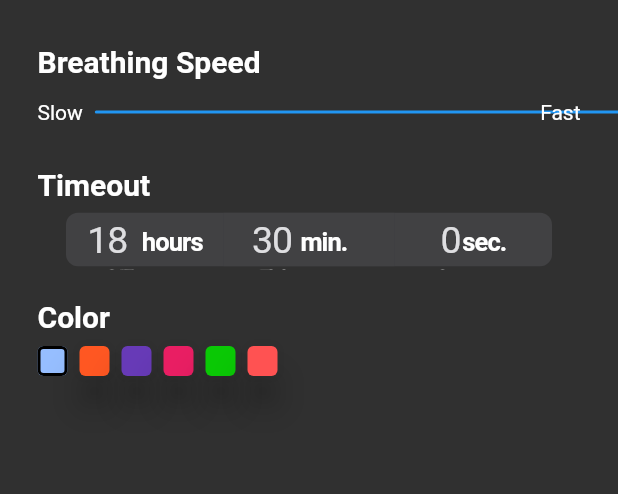
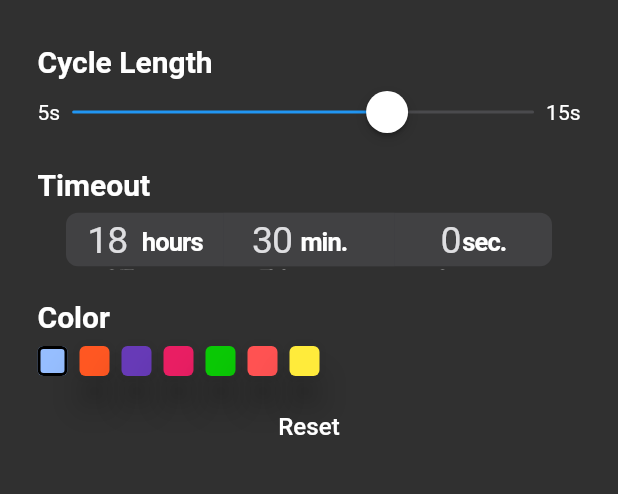
Before and after one commit to con266667/nox, a Flutter app: the EditProfile screen opened directly with empty values, scrolled down 576 dp, on a phone screen of 412 x 824 dp, the part 98-592 px from its top. Run offline on Flutter 3.47's test engine with Material 2 defaults, Android fonts, the phone set to English and light mode, and no system bars; our stand-ins replace flutter_svg, shared_preferences, wakelock; accounts and stored records are empty; Roboto replaces fonts that are missing (SF Pro).

Commit message:
fixes & features

```diff
--- a/lib/edit-profile.dart
+++ b/lib/edit-profile.dart
@@ -19,7 +19,8 @@ class _EditProfileState extends State<EditProfile> {
     Colors.deepPurple,
     Colors.pink,
     Color.fromRGBO(10, 200, 5, 1),
-    Colors.redAccent
+    Colors.redAccent,
+    Colors.yellow
   ];
 
   @override
@@ -55,25 +56,40 @@ class _EditProfileState extends State<EditProfile> {
                   Text(widget.profile.title, style: Theme.of(context).textTheme.headline1),
                 ],
               ),
+              Visibility(
+                visible: widget.profile.editable.contains(Editable.speed),
+                child: Column(
+                  crossAxisAlignment: CrossAxisAlignment.start,
+                  children: [
                     Container(height: 30),
-              Text('Breathing Speed', style: Theme.of(context).textTheme.subtitle1),
+                    Text('Cycle Length', style: Theme.of(context).textTheme.subtitle1),
                     Row(
                       mainAxisAlignment: MainAxisAlignment.spaceAround,
                       children: [
-                  Text('Slow'),
+                        Text('5s'),
                         Expanded(
                           child: CupertinoSlider(
+                            min: 5000,
+                            max: widget.profile.speed.inMilliseconds > 15000 ? widget.profile.speed.inMilliseconds.toDouble() : 15000.0,
                             value: widget.profile.speed.inMilliseconds.toDouble(),
                             onChanged: (v) {
                               Settings.profiles.firstWhere((e) => e.title == widget.profile.title).speed = Duration(milliseconds: v.toInt());
-                          Settings.saveDefault();
+                              Settings.saveProfile(widget.profile.title);
                             },
-                        divisions: 6,
+                            //divisions: 6,
                           ),
                         ),
-                  Text('Fast')
+                        Text('15s')
                       ],
                     ),
+                  ],
+                ),
+              ),
+              Visibility(
+                visible: widget.profile.editable.contains(Editable.timeout),
+                child: Column(
+                  crossAxisAlignment: CrossAxisAlignment.start,
+                  children: [
                     Container(height: 15),
                     Text('Timeout', style: Theme.of(context).textTheme.subtitle1),
                     Container(height: 5),
@@ -83,10 +99,18 @@ class _EditProfileState extends State<EditProfile> {
                         initialTimerDuration: widget.profile.timeout,
                         onTimerDurationChanged: (v) {
                           Settings.profiles.firstWhere((e) => e.title == widget.profile.title).timeout = v;
-                    Settings.saveDefault();
+                          Settings.saveProfile(widget.profile.title);
                         }
                       ),
                     ),
+                  ],
+                ),
+              ),
+              Visibility(
+                visible: widget.profile.editable.contains(Editable.color),
+                child: Column(
+                  crossAxisAlignment: CrossAxisAlignment.start,
+                  children: [
                     Container(height: 20),
                     Text('Color', style: Theme.of(context).textTheme.subtitle1),
                     Container(height: 8),
@@ -95,7 +119,7 @@ class _EditProfileState extends State<EditProfile> {
                         GestureDetector(
                           onTap: () {
                             Settings.profiles.firstWhere((e) => e.title == widget.profile.title).color = e;
-                      Settings.saveDefault();
+                            Settings.saveProfile(widget.profile.title);
                           },
                           child: Card(
                             color: e,
@@ -116,6 +140,19 @@ class _EditProfileState extends State<EditProfile> {
                         )
                       ).toList()
                     )
+                  ],
+                ),
+              ),
+              Container(height: 10),
+              Center(
+                child: MaterialButton(
+                  onPressed: () {
+                    Settings.reset(widget.profile.title);
+                    Navigator.pop(context);
+                  },
+                  child: Text("Reset", style: Theme.of(context).textTheme.subtitle2)
+                )
+              )
             ]
           ),
         ),
--- a/lib/main.dart
+++ b/lib/main.dart
@@ -51,7 +51,7 @@ class _MyHomePageState extends State<MyHomePage> {
   @override
   void initState() {
     Settings.controller.add(update);
-    Settings.getDefault();
+    Settings.getAll();
     super.initState();
   }
 
--- a/lib/profile-card.dart
+++ b/lib/profile-card.dart
@@ -38,7 +38,7 @@ class ProfileCard extends StatelessWidget {
                 ),
                 Spacer(),
                 Visibility(
-                  visible: profile.title == 'Default',
+                  visible: profile.editable.isNotEmpty,
                   child: GestureDetector(
                     onTap: () => Navigator.push(context, MaterialPageRoute(builder: (_) => EditProfile(profile: profile))),
                     child: SvgPicture.asset('assets/icons/settings.svg', color: Colors.white)
--- a/lib/profile.dart
+++ b/lib/profile.dart
@@ -6,4 +6,11 @@ class Profile {
   Duration timeout = Duration(minutes: 30);
   List<double> map = [];
   Duration speed = Duration(seconds: 12);
+  List<Editable> editable = [Editable.color, Editable.speed, Editable.timeout];
 }
+
+enum Editable {
+  color,
+  timeout,
+  speed
+}
--- a/lib/settings.dart
+++ b/lib/settings.dart
@@ -13,48 +13,92 @@ class Settings extends Controller {
     Profile()
     ..title = 'Summer Night'
     ..color = Colors.deepOrange
-    ..timeout = Duration(minutes: 45),
+    ..timeout = Duration(minutes: 45)
+    ..editable = [Editable.timeout, Editable.speed],
     Profile()
     ..title = 'Deep Sleep'
     ..color = Colors.deepPurple
     ..timeout = Duration(hours: 1)
-    ..speed = Duration(seconds: 12),
-    Profile()
-    ..title = 'Sunny'
-    ..color = Colors.yellow
-    ..timeout = Duration(minutes: 30)
-    ..speed = Duration(seconds: 10),
+    ..speed = Duration(seconds: 12)
+    ..editable = [Editable.timeout],
     Profile()
     ..title = '4-7-8'
     ..timeout = Duration(minutes: 20)
     ..speed = Duration(seconds: 19)
     ..map = [0, 0.33, 0.66, 1, 1, 1, 1, 1, 1, 1, 1, 1, 0.875, 0.75, 0.625, 0.5, 0.325, 0.125, 0]
+    ..editable = [Editable.timeout, Editable.color]
   ];
+
+  static List<Profile> get profilesbackup => [
+    _default,
+    Profile()
+    ..title = 'Summer Night'
+    ..color = Colors.deepOrange
+    ..timeout = Duration(minutes: 45)
+    ..editable = [Editable.timeout, Editable.speed],
+    Profile()
+    ..title = 'Deep Sleep'
+    ..color = Colors.deepPurple
+    ..timeout = Duration(hours: 1)
+    ..speed = Duration(seconds: 12)
+    ..editable = [Editable.timeout],
+    Profile()
+    ..title = '4-7-8'
+    ..timeout = Duration(minutes: 20)
+    ..speed = Duration(seconds: 19)
+    ..map = [0, 0.33, 0.66, 1, 1, 1, 1, 1, 1, 1, 1, 1, 0.875, 0.75, 0.625, 0.5, 0.325, 0.125, 0]
+    ..editable = [Editable.timeout, Editable.color]
+  ];
+
   static Profile get selectedProfile => _selectedProfile;
   static set selectedProfile (v) {
     _selectedProfile = v;
+    saveSelected();
     controller.notify();
   }
 
-  static saveDefault() async {
+  static Profile profile(String namestr) => profiles.firstWhere((e) => e.title.toLowerCase().replaceAll(' ', '') == namestr);
+
+  static saveSelected() async {
     SharedPreferences prefs = await SharedPreferences.getInstance();
-    prefs.setString('defaultTitle', _default.title);
-    prefs.setInt('defaultColorR', _default.color.red);
-    prefs.setInt('defaultColorG', _default.color.green);
-    prefs.setInt('defaultColorB', _default.color.blue);
-    prefs.setInt('defaultTimeout', _default.timeout.inSeconds);
-    prefs.setInt('defaultSpeedMS', _default.speed.inMilliseconds);
+    prefs.setString('selectedProfile', _selectedProfile.title);
+  }
+
+  static saveAll() {
+    profiles.forEach((e) => saveProfile(e.title));
+  }
+
+  static saveProfile(String name) async {
+    String newname = name.toLowerCase().replaceAll(' ', '');
+    SharedPreferences prefs = await SharedPreferences.getInstance();
+    //prefs.setString('${newname}Title', _default.title);
+    prefs.setInt('${newname}ColorR', profile(newname).color.red);
+    prefs.setInt('${newname}ColorG', profile(newname).color.green);
+    prefs.setInt('${newname}ColorB', profile(newname).color.blue);
+    prefs.setInt('${newname}Timeout', profile(newname).timeout.inSeconds);
+    prefs.setInt('${newname}SpeedMS', profile(newname).speed.inMilliseconds);
     controller.notify();
   }
 
-  static getDefault() async {
+  static getAll() async {
     SharedPreferences prefs = await SharedPreferences.getInstance();
-    _default.title = prefs.getString('defaultTitle') ?? _default.title;
-    _default.color = Color.fromRGBO(prefs.getInt('defaultColorR') ?? _default.color.red, prefs.getInt('defaultColorG') ?? _default.color.green, prefs.getInt('defaultColorB') ?? _default.color.blue, 1.0);
-    _default.timeout = Duration(seconds: prefs.getInt('defaultTimeout') ?? _default.timeout.inSeconds);
-    _default.speed = Duration(milliseconds: prefs.getInt('defaultTimeoutMS') ?? _default.speed.inMilliseconds);
-    profiles.first = _default;
-    if(selectedProfile.title == 'Default') _selectedProfile = _default;
+    selectedProfile = profiles.firstWhere((e) => e.title == (prefs.getString('selectedProfile') ?? profiles.first));
+    profiles.forEach((e) => getProfile(e.title));
+  }
+
+  static getProfile(String name) async {
+    SharedPreferences prefs = await SharedPreferences.getInstance();
+    String newname = name.toLowerCase().replaceAll(' ', '');
+    profile(newname).color = Color.fromRGBO(prefs.getInt('${newname}ColorR') ?? profile(newname).color.red, prefs.getInt('${newname}ColorG') ?? profile(newname).color.green, prefs.getInt('${newname}ColorB') ?? profile(newname).color.blue, 1.0);
+    profile(newname).timeout = Duration(seconds: prefs.getInt('${newname}Timeout') ?? profile(newname).timeout.inSeconds);
+    profile(newname).speed = Duration(milliseconds: prefs.getInt('${newname}SpeedMS') ?? profile(newname).speed.inMilliseconds);
+    if(selectedProfile.title == name) _selectedProfile = profile(newname);
+    controller.notify();
+  }
+
+  static reset(String name) {
+    profiles[profiles.indexWhere((e) => e.title == name)] = profilesbackup.firstWhere((e) => e.title == name);
+    saveProfile(name);
     controller.notify();
   }
 }
--- a/pubspec.yaml
+++ b/pubspec.yaml
@@ -15,7 +15,7 @@ publish_to: 'none' # Remove this line if you wish to publish to pub.dev
 # In iOS, build-name is used as CFBundleShortVersionString while build-number used as CFBundleVersion.
 # Read more about iOS versioning at
 # https://developer.apple.com/library/archive/documentation/General/Reference/InfoPlistKeyReference/Articles/CoreFoundationKeys.html
-version: 1.0.1+4
+version: 1.0.2+2
 
 environment:
   sdk: ">=2.7.0 <3.0.0"
```
Lines whose indentation alone changed are shown as unchanged.
